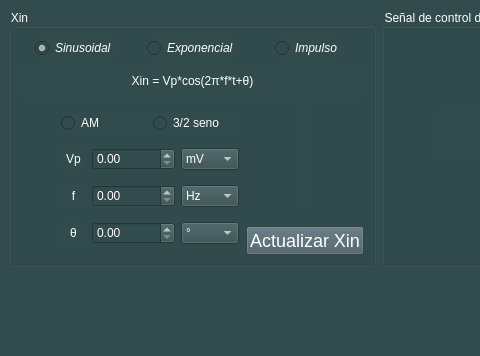
First picture: the form in GUI/FrontEnd/samplingui.ui, repository grupo-1-ASSD-E2/ASSD-TP1, before the edit; both pictures show x 0 to 480 and y 0 to 356 of the 857 by 540 pixel window.
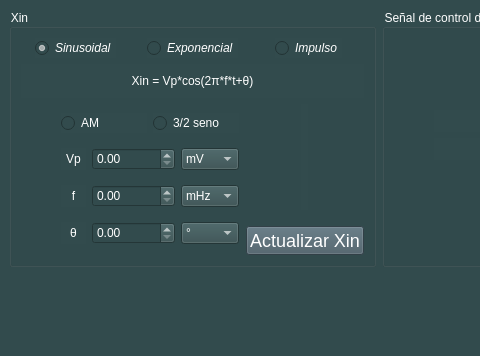
Second picture: the form after the edit. Icons and pictures are not drawn.

```diff
--- a/GUI/FrontEnd/samplingui.ui
+++ b/GUI/FrontEnd/samplingui.ui
@@ -199,6 +199,11 @@
                </item>
                <item>
                 <widget class="QComboBox" name="param2Unit">
+                 <item>
+                  <property name="text">
+                   <string>mHz</string>
+                  </property>
+                 </item>
                  <item>
                   <property name="text">
                    <string>Hz</string>
```
